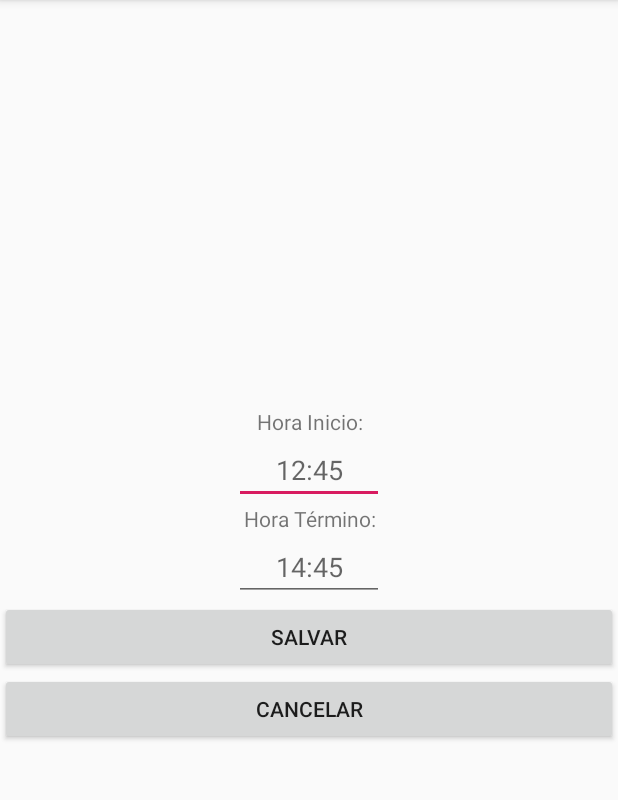
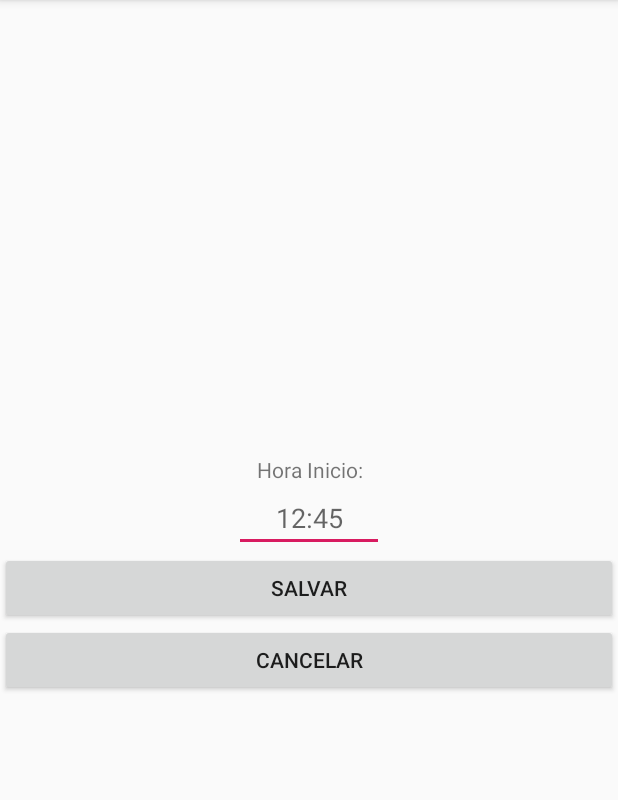
Before and after one commit to jdleite/HorasEstudos_2.0, an Android app: the AddHoursActivity screen opened directly, with no data from a screen before it, on a phone screen of 412 x 824 dp, the part 84-884 px from its top. Run offline under Robolectric (Android 15) with nearby library versions, the phone set to English and light mode, and no system bars; libraries missing offline, so code that uses them is left out: com.github.rtoshiro.util; 3 statements that could not run were skipped.

Commit message:
Retirado o campo de adicionar a hora de termino pois vou explorar essa funcionalidade de uma outra forma

```diff
--- a/app/build.gradle
+++ b/app/build.gradle
@@ -23,6 +23,7 @@ dependencies {
     implementation 'com.android.support:appcompat-v7:28.0.0'
     implementation 'com.android.support:design:28.0.0'
     implementation 'com.android.support:cardview-v7:28.0.0'
+    implementation 'com.github.rtoshiro.mflibrary:mflibrary:1.0.0'
     implementation 'com.android.support.constraint:constraint-layout:1.1.3'
     implementation 'com.vicmikhailau:MaskedEditText:2.0.4'
     implementation 'com.android.support:support-v4:28.0.0'
--- a/app/src/main/java/com/br/horasestudos/views/viewHolder/DisciplineViewHolder.java
+++ b/app/src/main/java/com/br/horasestudos/views/viewHolder/DisciplineViewHolder.java
@@ -13,6 +13,8 @@ import android.widget.TextView;
 import com.br.horasestudos.R;
 import com.br.horasestudos.views.listener.DisciplineListener;
 import com.br.horasestudos.views.entity.Discipline;
+import com.github.rtoshiro.util.format.SimpleMaskFormatter;
+import com.github.rtoshiro.util.format.text.MaskTextWatcher;
 
 public class DisciplineViewHolder extends RecyclerView.ViewHolder {
 
@@ -32,6 +34,10 @@ public class DisciplineViewHolder extends RecyclerView.ViewHolder {
         imgPlus = itemView.findViewById(R.id.img_plus);
         all_hours = itemView.findViewById(R.id.all_hour);
         context = contextHolder;
+
+        SimpleMaskFormatter smf = new SimpleMaskFormatter("NN:NN");
+        MaskTextWatcher mtw = new MaskTextWatcher(all_hours,smf);
+        all_hours.addTextChangedListener(mtw);
     }
 
     public void bindData(final Discipline discipline, final DisciplineListener listener) {
--- a/app/src/main/java/com/br/horasestudos/views/views/AllHoursFragment.java
+++ b/app/src/main/java/com/br/horasestudos/views/views/AllHoursFragment.java
@@ -40,8 +40,6 @@ public class AllHoursFragment extends Fragment {
         business = new DisciplineBusiness();
 
         viewHolder.recyclerView = view.findViewById(R.id.recycler_all_hour);
-
-
         viewHolder.recyclerView.setLayoutManager(new LinearLayoutManager(MyApp.getContext()));
 
         onResume();
--- a/app/src/main/res/layout/activity_add_hours.xml
+++ b/app/src/main/res/layout/activity_add_hours.xml
@@ -16,38 +16,24 @@
 
     <EditText
         android:id="@+id/star_hour"
+        android:layout_width="100dp"
+        android:layout_height="wrap_content"
         android:gravity="center"
         android:hint="12:45"
-        android:layout_width="100dp"
-        android:layout_height="wrap_content" />
-
-    <TextView
-        android:layout_width="match_parent"
-        android:layout_height="wrap_content"
-        android:text="@string/hora_t_rmino"
-        android:textAlignment="center" />
-
-    <EditText
-        android:id="@+id/finish_hour"
-        android:layout_width="100dp"
-        android:hint="14:45"
-        android:gravity="center"
-        android:layout_height="wrap_content" />
-
-
-
+        android:maxLength="5" />
 
 
     <Button
         android:id="@+id/btn_add_save"
-        android:text="@string/salvar"
         android:layout_width="match_parent"
-        android:layout_height="wrap_content" />
+        android:layout_height="wrap_content"
+        android:text="@string/salvar" />
+
     <Button
         android:id="@+id/btn_add_cancel"
-        android:text="@string/cancelar"
         android:layout_width="match_parent"
-        android:layout_height="wrap_content" />
+        android:layout_height="wrap_content"
+        android:text="@string/cancelar" />
 
 
 </LinearLayout>
--- a/app/src/main/res/values/strings.xml
+++ b/app/src/main/res/values/strings.xml
@@ -28,4 +28,7 @@
     <string name="erro_alterar">Erro ao alterar</string>
     <string name="hora_t_rmino">Hora Término:</string>
     <string name="hora_inicio">Hora Inicio:</string>
+    <string name="adicionado_sucesso">Adicionado com Sucesso</string>
+    <string name="campo_vazio">Campo Vazio</string>
+    <string name="erro_inserir">Erro ao Inserir</string>
 </resources>
```
Also changed, not shown: app/src/main/java/com/br/horasestudos/views/views/AddHoursActivity.java (+16 -63 lines), app/src/main/java/com/br/horasestudos/views/views/AllDatesFragment.java (deleted, +0 -23 lines), app/src/main/java/com/br/horasestudos/views/views/AllDisciplineFragment.java (+0 -15 lines), app/src/main/res/layout/fragment_all_hours.xml (+40 -6 lines).
